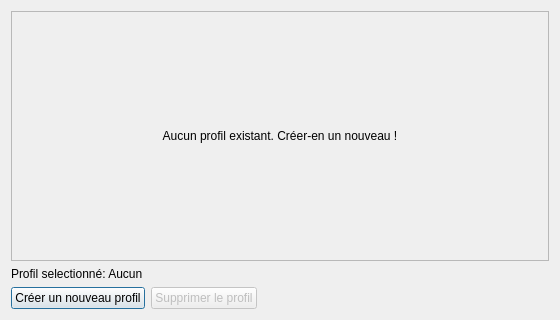
This is src/ui/dialogs/profiles_manage.ui in seigneurfuo/MyAnimeManager3 as Qt 5 draws it before an edit. The edited form follows.
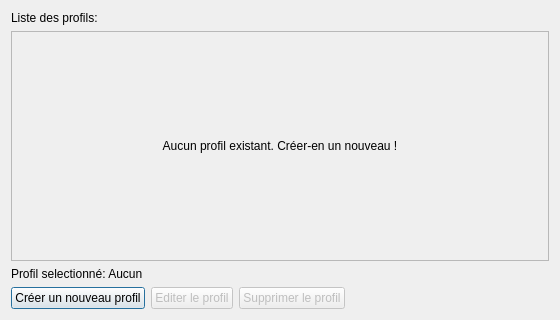
This is the edited form. Icons and pictures are not drawn.

Commit message: Ajout de la création, de la modification des données d'un profil (nom et image) ainsi que l'ajout d'une confirmation de suppression.

```diff
--- a/src/ui/dialogs/profiles_manage.ui
+++ b/src/ui/dialogs/profiles_manage.ui
@@ -24,40 +24,7 @@
    <bool>true</bool>
   </property>
   <layout class="QGridLayout" name="gridLayout_2">
-   <item row="0" column="0">
-    <widget class="QScrollArea" name="scrollArea">
-     <property name="widgetResizable">
-      <bool>true</bool>
-     </property>
-     <widget class="QWidget" name="scrollAreaWidgetContents">
-      <property name="geometry">
-       <rect>
-        <x>0</x>
-        <y>0</y>
-        <width>536</width>
-        <height>238</height>
-       </rect>
-      </property>
-      <layout class="QGridLayout" name="gridLayout_3">
-       <item row="0" column="0" colspan="2">
-        <layout class="QGridLayout" name="gridLayout">
-         <item row="0" column="0">
-          <widget class="QLabel" name="no_profile_found_label">
-           <property name="text">
-            <string>Aucun profil existant. Créer-en un nouveau !</string>
-           </property>
-           <property name="alignment">
-            <set>Qt::AlignCenter</set>
-           </property>
-          </widget>
-         </item>
-        </layout>
-       </item>
-      </layout>
-     </widget>
-    </widget>
-   </item>
-   <item row="2" column="0" rowspan="2">
+   <item row="3" column="0" rowspan="2">
     <layout class="QHBoxLayout" name="horizontalLayout">
      <item>
       <widget class="QPushButton" name="pushButton">
@@ -73,6 +40,20 @@
        </property>
       </widget>
      </item>
+     <item>
+      <widget class="QPushButton" name="pushButton_3">
+       <property name="enabled">
+        <bool>false</bool>
+       </property>
+       <property name="text">
+        <string>Editer le profil</string>
+       </property>
+       <property name="icon">
+        <iconset>
+         <normaloff>../../resources/icons/pencil.png</normaloff>../../resources/icons/pencil.png</iconset>
+       </property>
+      </widget>
+     </item>
      <item>
       <widget class="QPushButton" name="pushButton_2">
        <property name="enabled">
@@ -103,12 +84,52 @@
     </layout>
    </item>
    <item row="1" column="0">
+    <widget class="QScrollArea" name="scrollArea">
+     <property name="widgetResizable">
+      <bool>true</bool>
+     </property>
+     <widget class="QWidget" name="scrollAreaWidgetContents">
+      <property name="geometry">
+       <rect>
+        <x>0</x>
+        <y>0</y>
+        <width>536</width>
+        <height>216</height>
+       </rect>
+      </property>
+      <layout class="QGridLayout" name="gridLayout_3">
+       <item row="0" column="0" colspan="2">
+        <layout class="QGridLayout" name="gridLayout">
+         <item row="0" column="0">
+          <widget class="QLabel" name="no_profile_found_label">
+           <property name="text">
+            <string>Aucun profil existant. Créer-en un nouveau !</string>
+           </property>
+           <property name="alignment">
+            <set>Qt::AlignCenter</set>
+           </property>
+          </widget>
+         </item>
+        </layout>
+       </item>
+      </layout>
+     </widget>
+    </widget>
+   </item>
+   <item row="2" column="0">
     <widget class="QLabel" name="label">
      <property name="text">
       <string>Profil selectionné: Aucun</string>
      </property>
     </widget>
    </item>
+   <item row="0" column="0">
+    <widget class="QLabel" name="label_2">
+     <property name="text">
+      <string>Liste des profils:</string>
+     </property>
+    </widget>
+   </item>
   </layout>
  </widget>
  <resources/>
```
The commit also changes 3 other files.
